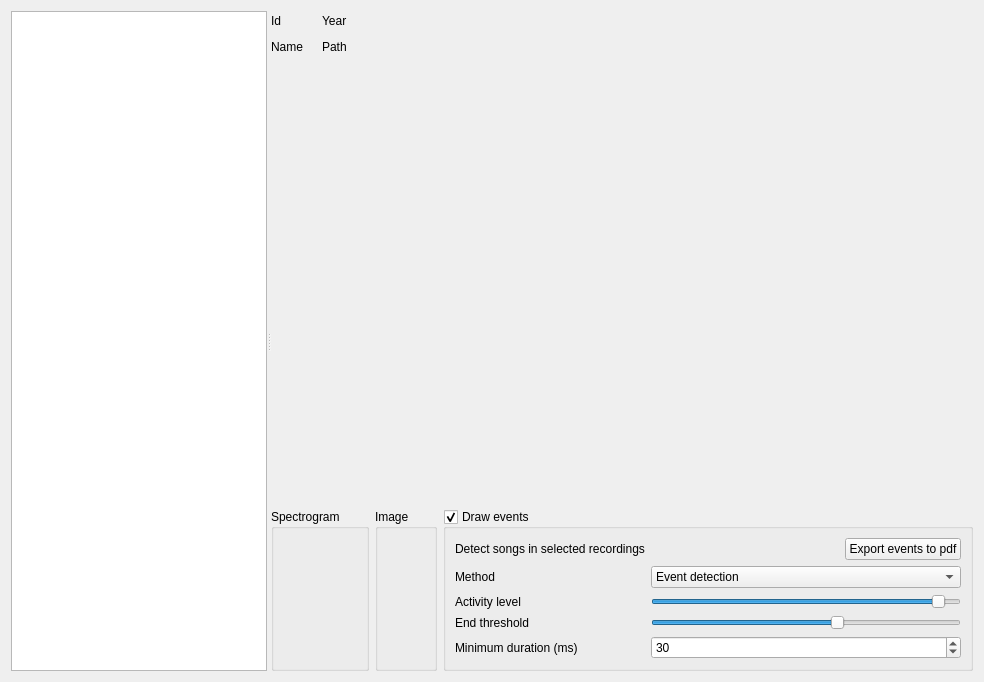
Old version of the form src/gui/widgets/audio/ui/audiomanager.ui in the repository Vin985/ecosongs.
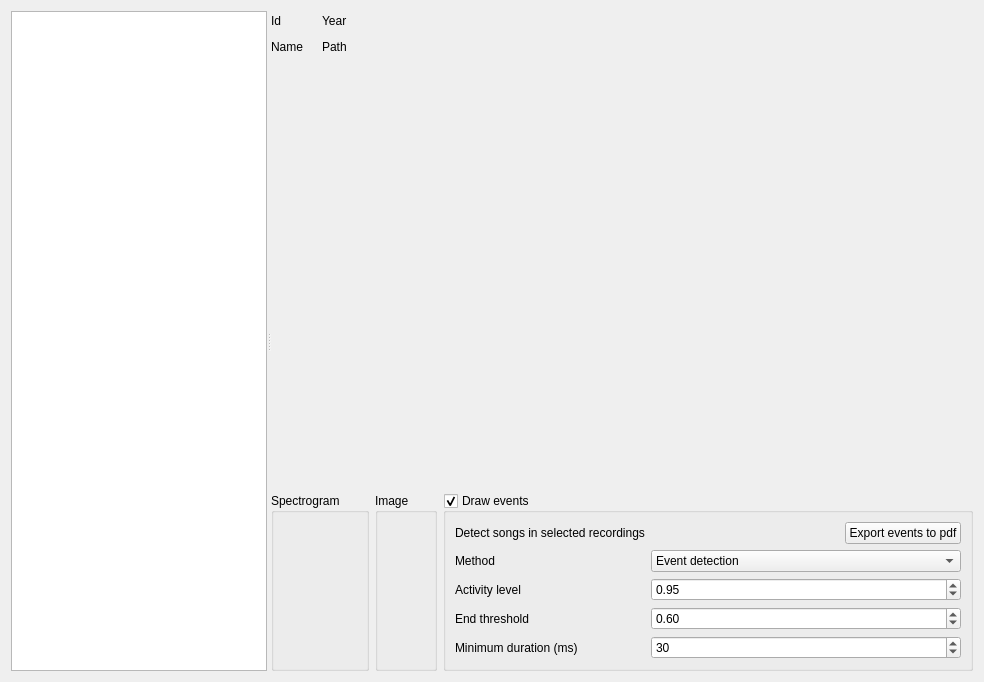
New version of the form. Custom widgets are drawn as their Qt base class.

Commit message: changed event sliders to spin boxed for easier use Added check label action

```diff
--- a/src/gui/widgets/audio/ui/audiomanager.ui
+++ b/src/gui/widgets/audio/ui/audiomanager.ui
@@ -193,7 +193,7 @@
             <bool>true</bool>
            </property>
            <layout class="QGridLayout" name="gridLayout">
-            <item row="2" column="0">
+            <item row="3" column="0">
              <widget class="QLabel" name="label_9">
               <property name="sizePolicy">
                <sizepolicy hsizetype="Maximum" vsizetype="Preferred">
@@ -206,45 +206,25 @@
               </property>
              </widget>
             </item>
-            <item row="2" column="1">
-             <widget class="QSlider" name="slider_activity">
-              <property name="maximum">
-               <number>100</number>
-              </property>
-              <property name="value">
-               <number>95</number>
-              </property>
-              <property name="orientation">
-               <enum>Qt::Horizontal</enum>
-              </property>
-             </widget>
-            </item>
-            <item row="3" column="0">
+            <item row="4" column="0">
              <widget class="QLabel" name="label_8">
               <property name="text">
                <string>End threshold</string>
               </property>
              </widget>
             </item>
-            <item row="3" column="1">
-             <widget class="QSlider" name="slider_end_threshold">
-              <property name="value">
-               <number>60</number>
-              </property>
-              <property name="orientation">
-               <enum>Qt::Horizontal</enum>
-              </property>
-             </widget>
-            </item>
-            <item row="4" column="0">
+            <item row="5" column="0">
              <widget class="QLabel" name="label_7">
               <property name="text">
                <string>Minimum duration (ms)</string>
               </property>
              </widget>
             </item>
-            <item row="4" column="1">
+            <item row="5" column="1">
              <widget class="QDoubleSpinBox" name="spin_min_duration">
+              <property name="keyboardTracking">
+               <bool>false</bool>
+              </property>
               <property name="decimals">
                <number>0</number>
               </property>
@@ -311,6 +291,38 @@
               </item>
              </widget>
             </item>
+            <item row="4" column="1">
+             <widget class="QDoubleSpinBox" name="spin_end_threshold">
+              <property name="keyboardTracking">
+               <bool>false</bool>
+              </property>
+              <property name="maximum">
+               <double>1.000000000000000</double>
+              </property>
+              <property name="singleStep">
+               <double>0.010000000000000</double>
+              </property>
+              <property name="value">
+               <double>0.600000000000000</double>
+              </property>
+             </widget>
+            </item>
+            <item row="3" column="1">
+             <widget class="QDoubleSpinBox" name="spin_activity">
+              <property name="keyboardTracking">
+               <bool>false</bool>
+              </property>
+              <property name="maximum">
+               <double>1.000000000000000</double>
+              </property>
+              <property name="singleStep">
+               <double>0.010000000000000</double>
+              </property>
+              <property name="value">
+               <double>0.950000000000000</double>
+              </property>
+             </widget>
+            </item>
            </layout>
           </widget>
          </item>
@@ -344,6 +356,14 @@
     <string>&lt;html&gt;&lt;head/&gt;&lt;body&gt;&lt;p&gt;Create virtual links to files to easily have human readable filenames&lt;/p&gt;&lt;/body&gt;&lt;/html&gt;</string>
    </property>
   </action>
+  <action name="action_check_labels">
+   <property name="text">
+    <string>Check labels</string>
+   </property>
+   <property name="toolTip">
+    <string>Check and import labels for the selected files if any are found</string>
+   </property>
+  </action>
  </widget>
  <customwidgets>
   <customwidget>
```
The commit also changes 1 other file.
